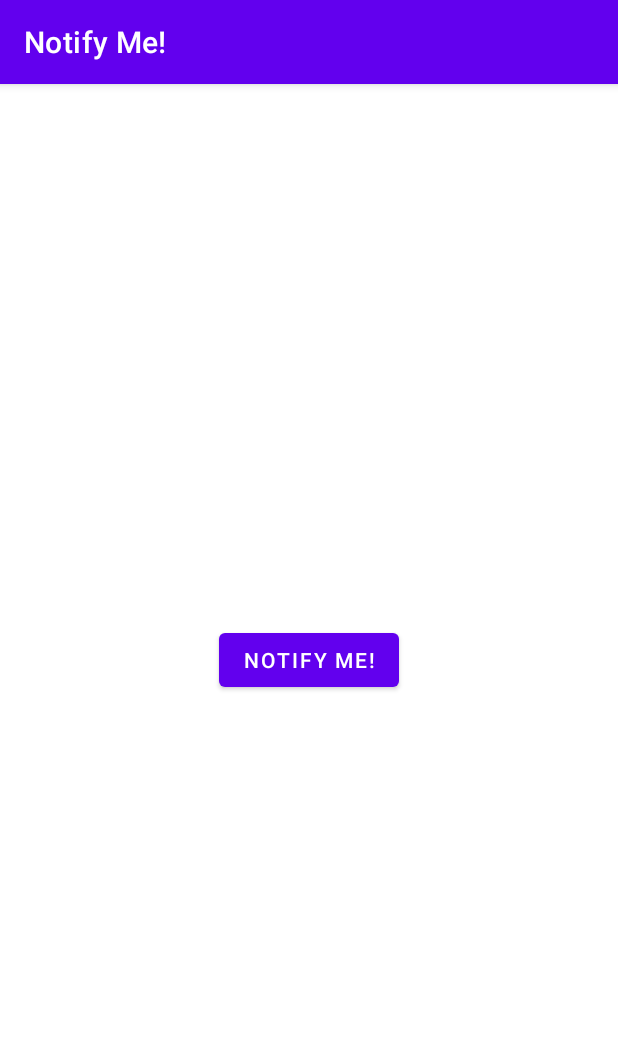
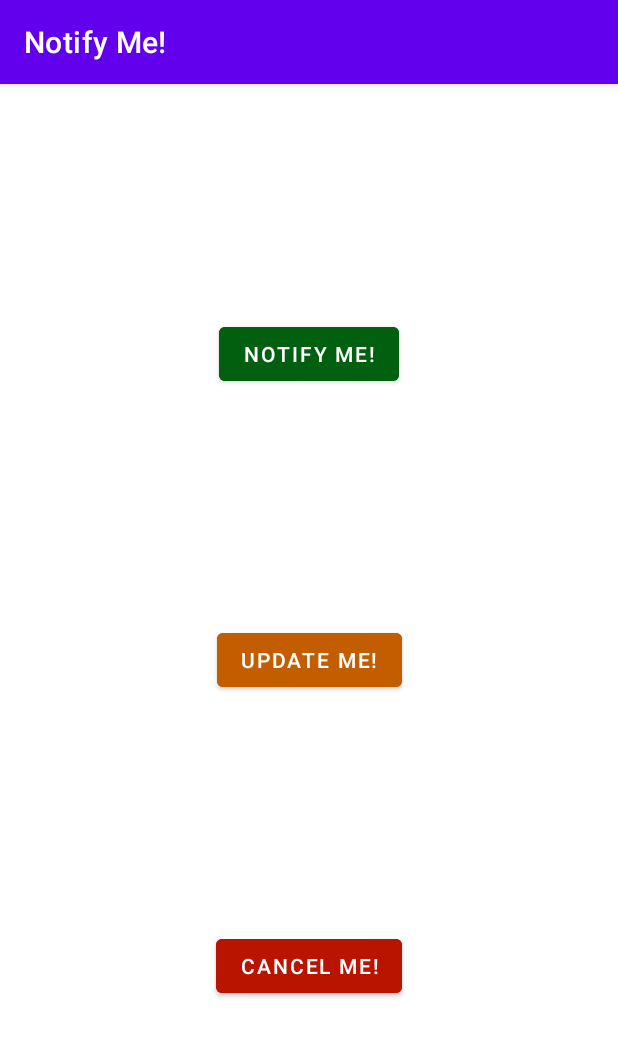
Before and after one commit to rikucherry1993/Notification_Codelab, an Android app: the screen it shows after launch (MainActivity), after a tap on "NOTIFY ME!", on a phone screen of 412 x 824 dp. Shown: the top 1037 px of the screen. Run offline under Robolectric (Android 15) with nearby library versions, the phone set to English and light mode, and no system bars.

Commit message:
Added buttons, changed buttons attributes.

```diff
--- a/app/src/main/java/com/rikucherry/notifyme/MainActivity.java
+++ b/app/src/main/java/com/rikucherry/notifyme/MainActivity.java
@@ -1,7 +1,4 @@
 package com.rikucherry.notifyme;
-
-import androidx.appcompat.app.AppCompatActivity;
-import androidx.core.app.NotificationCompat;
 
 import android.app.Notification;
 import android.app.NotificationChannel;
@@ -11,8 +8,10 @@ import android.content.Intent;
 import android.graphics.Color;
 import android.os.Build;
 import android.os.Bundle;
-import android.view.View;
 import android.widget.Button;
+
+import androidx.appcompat.app.AppCompatActivity;
+import androidx.core.app.NotificationCompat;
 
 public class MainActivity extends AppCompatActivity {
 
@@ -32,12 +31,7 @@ public class MainActivity extends AppCompatActivity {
         buttonNotify = findViewById(R.id.notify);
 
         createNotificationChannel();
-        buttonNotify.setOnClickListener(new View.OnClickListener() {
-            @Override
-            public void onClick(View view) {
-                sendNotification();
-            }
-        });
+        buttonNotify.setOnClickListener(view -> sendNotification());
     }
 
 
--- a/app/src/main/res/layout/activity_main.xml
+++ b/app/src/main/res/layout/activity_main.xml
@@ -11,9 +11,32 @@
         android:layout_width="wrap_content"
         android:layout_height="wrap_content"
         android:text="Notify Me!"
-        app:layout_constraintBottom_toBottomOf="parent"
+        android:backgroundTint="#00600f"
+        app:layout_constraintBottom_toTopOf="@id/update"
         app:layout_constraintLeft_toLeftOf="parent"
         app:layout_constraintRight_toRightOf="parent"
         app:layout_constraintTop_toTopOf="parent" />
 
+    <Button
+        android:id="@+id/update"
+        android:layout_width="wrap_content"
+        android:layout_height="wrap_content"
+        android:text="Update Me!"
+        android:backgroundTint="#c25e00"
+        app:layout_constraintBottom_toTopOf="@id/cancel"
+        app:layout_constraintLeft_toLeftOf="parent"
+        app:layout_constraintRight_toRightOf="parent"
+        app:layout_constraintTop_toBottomOf="@id/notify" />
+
+    <Button
+        android:id="@+id/cancel"
+        android:layout_width="wrap_content"
+        android:layout_height="wrap_content"
+        android:text="Cancel Me!"
+        android:backgroundTint="#b91400"
+        app:layout_constraintBottom_toBottomOf="parent"
+        app:layout_constraintLeft_toLeftOf="parent"
+        app:layout_constraintRight_toRightOf="parent"
+        app:layout_constraintTop_toBottomOf="@id/update"/>
+
 </androidx.constraintlayout.widget.ConstraintLayout>
```
